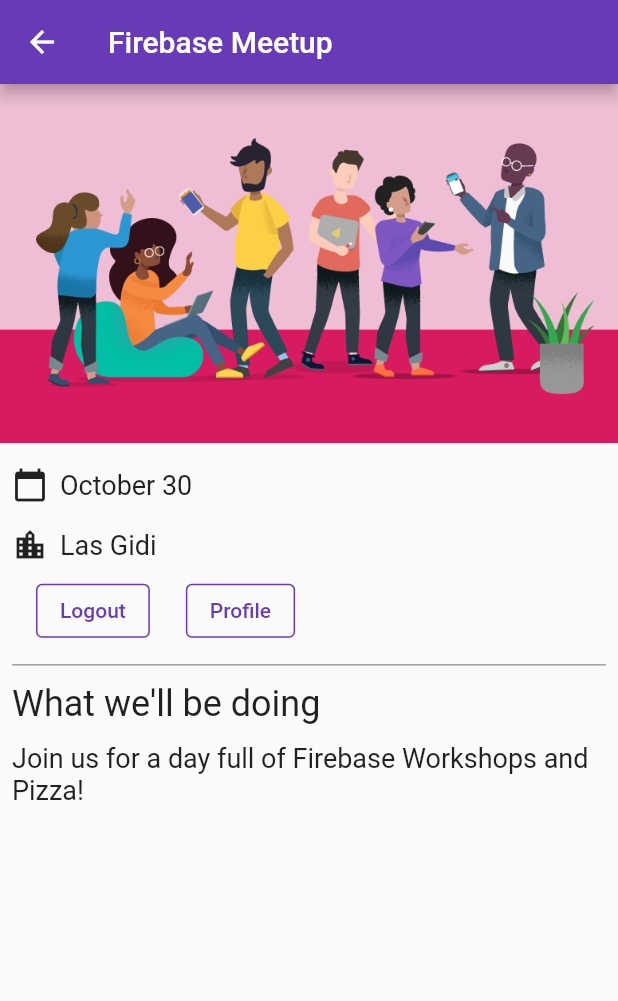
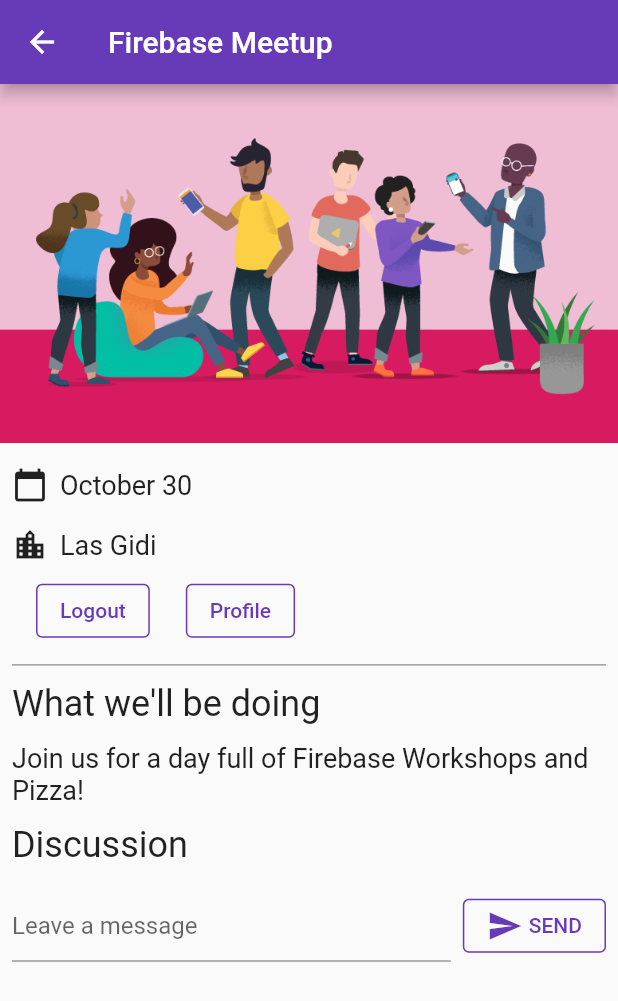
Before and after one commit to Danzo-bit/firebase-RSVP, a Flutter app: the screen it shows once a user with an empty profile is signed in, on a phone screen of 412 x 824 dp. Shown: the top 1001 px of the screen. Run offline on Flutter 3.47's test engine with Material 2 defaults, Android fonts, the phone set to English and light mode, and no system bars; our stand-ins replace cloud_firestore, firebase_auth, firebase_core, google_fonts; missing offline and left inert: firebase_ui_auth; accounts and stored records are empty.

Commit message:
writes to firestore(adds chat input UI)

```diff
--- a/lib/main.dart
+++ b/lib/main.dart
@@ -1,4 +1,5 @@
 import 'dart:async';                                     // new
+import 'package:cloud_firestore/cloud_firestore.dart';
 import 'package:firebase_auth/firebase_auth.dart'        // new
     hide EmailAuthProvider, PhoneAuthProvider;           // new
 import 'package:firebase_core/firebase_core.dart';       // new
@@ -134,6 +135,20 @@ class HomePage extends StatelessWidget {
           const Paragraph(
             'Join us for a day full of Firebase Workshops and Pizza!',
           ),
+          Consumer<ApplicationState>(
+            builder: (context, appState, _) => Column(
+              crossAxisAlignment: CrossAxisAlignment.start,
+              children: [
+                if (appState.loggedIn) ...[
+                  const Header('Discussion'),
+                  GuestBook(
+                    addMessage: (message) =>
+                        appState.addMessageToGuestBook(message),
+                  ),
+                ],
+              ],
+            ),
+          ),
         ],
       ),
     ));
@@ -165,4 +180,76 @@ class ApplicationState extends ChangeNotifier {
       notifyListeners();
     });
   }
+
+   Future<DocumentReference> addMessageToGuestBook(String message) {
+    if (!_loggedIn) {
+      throw Exception('Must be logged in');
+    }
+
+    return FirebaseFirestore.instance
+        .collection('guestbook')
+        .add(<String, dynamic>{
+      'text': message,
+      'timestamp': DateTime.now().millisecondsSinceEpoch,
+      'name': FirebaseAuth.instance.currentUser!.displayName,
+      'userId': FirebaseAuth.instance.currentUser!.uid,
+    });
+  }
 }
+
+class GuestBook extends StatefulWidget {
+  const GuestBook({required this.addMessage, super.key});
+  final FutureOr<void> Function(String message) addMessage;
+
+  @override
+  State<GuestBook> createState() => _GuestBookState();
+}
+
+class _GuestBookState extends State<GuestBook> {
+  final _formKey = GlobalKey<FormState>(debugLabel: '_GuestBookState');
+  final _controller = TextEditingController();
+
+  @override
+  Widget build(BuildContext context) {
+    return Padding(
+      padding: const EdgeInsets.all(8.0),
+      child: Form(
+        key: _formKey,
+        child: Row(
+          children: [
+            Expanded(
+              child: TextFormField(
+                controller: _controller,
+                decoration: const InputDecoration(
+                  hintText: 'Leave a message',
+                ),
+                validator: (value) {
+                  if (value == null || value.isEmpty) {
+                    return 'Enter your message to continue';
+                  }
+                  return null;
+                },
+              ),
+            ),
+            const SizedBox(width: 8),
+            StyledButton(
+              onPressed: () async {
+                if (_formKey.currentState!.validate()) {
+                  await widget.addMessage(_controller.text);
+                  _controller.clear();
+                }
+              },
+              child: Row(
+                children: const [
+                  Icon(Icons.send),
+                  SizedBox(width: 4),
+                  Text('SEND'),
+                ],
+              ),
+            ),
+          ],
+        ),
+      ),
+    );
+  }
+}
```
